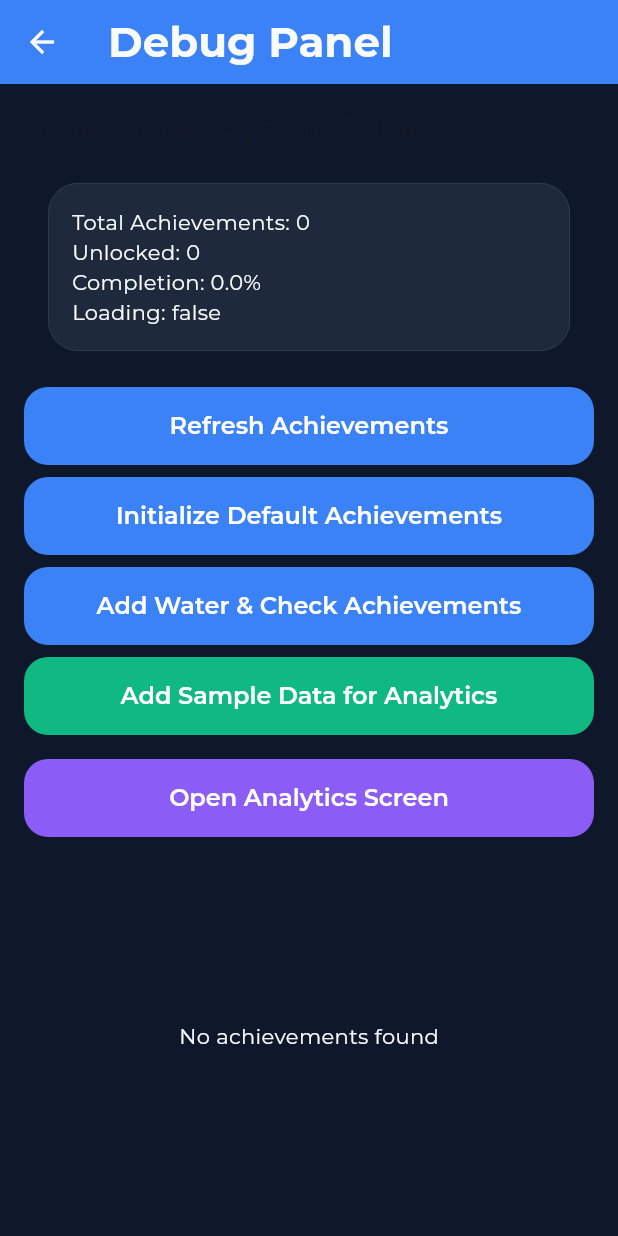
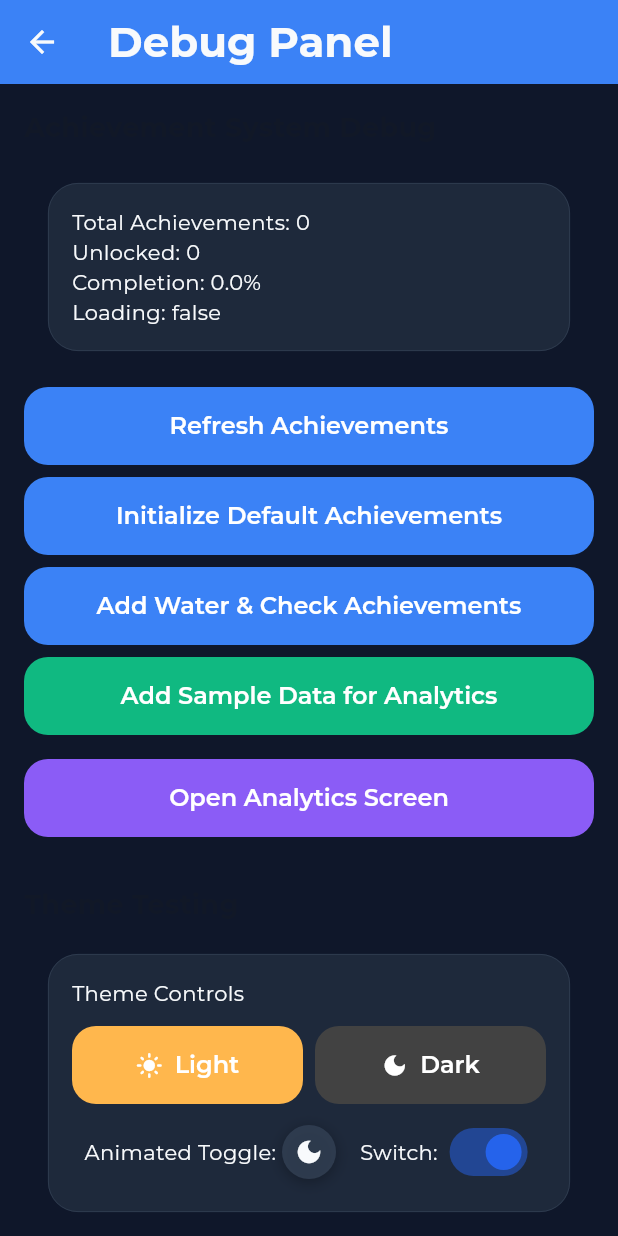
Before and after one commit to FatihHDR/hydrify, a Flutter app: the ProfileScreen screen opened directly, scrolled down 576 dp, after a tap on the "dark mode" icon, after a tap on the "bug report" icon, on a phone screen of 412 x 824 dp. Run offline on Flutter 3.47's test engine with Material 3 defaults, Android fonts, the phone set to English and light mode, and no system bars; our stand-ins replace firebase_auth, firebase_core, fl_chart, flutter_local_notifications, google_fonts, google_sign_in and 4 more; accounts and stored records are empty.

Commit message:
feat(theme): Implement animated theme toggle and enhance theme management in UI

```diff
--- a/lib/main.dart
+++ b/lib/main.dart
@@ -41,16 +41,20 @@ class HydrifyApp extends StatelessWidget {
         ChangeNotifierProvider(create: (_) => HistoryViewModel()),
         ChangeNotifierProvider(create: (_) => AchievementViewModel()),
         ChangeNotifierProvider(create: (_) => AnalyticsViewModel()),
-      ],
-      child: Consumer<ThemeManager>(
+      ],      child: Consumer<ThemeManager>(
         builder: (context, themeManager, child) {
-          return MaterialApp(
+          return AnimatedTheme(
+            data: themeManager.isDarkMode ? AppTheme.darkTheme : AppTheme.lightTheme,
+            duration: const Duration(milliseconds: 500),
+            curve: Curves.easeInOut,
+            child: MaterialApp(
               title: 'Hydrify',
               theme: AppTheme.lightTheme,
               darkTheme: AppTheme.darkTheme,
               themeMode: themeManager.themeMode,
               home: const SplashScreen(),
               debugShowCheckedModeBanner: false,
+            ),
           );
         },
       ),
--- a/lib/utils/theme_manager.dart
+++ b/lib/utils/theme_manager.dart
@@ -4,10 +4,11 @@ import 'package:shared_preferences/shared_preferences.dart';
 class ThemeManager extends ChangeNotifier {
   static const String _themeKey = 'theme_mode';
   ThemeMode _themeMode = ThemeMode.light;
+  bool _isAnimating = false;
 
   ThemeMode get themeMode => _themeMode;
-
   bool get isDarkMode => _themeMode == ThemeMode.dark;
+  bool get isAnimating => _isAnimating;
 
   ThemeManager() {
     _loadTheme();
@@ -20,17 +21,34 @@ class ThemeManager extends ChangeNotifier {
     notifyListeners();
   }
 
-  void toggleTheme() async {
+  Future<void> toggleTheme() async {
+    _isAnimating = true;
+    notifyListeners();
+
+    // Add a small delay for smooth animation
+    await Future.delayed(const Duration(milliseconds: 100));
+
     _themeMode = _themeMode == ThemeMode.light ? ThemeMode.dark : ThemeMode.light;
     SharedPreferences prefs = await SharedPreferences.getInstance();
     await prefs.setBool(_themeKey, _themeMode == ThemeMode.dark);
+
+    _isAnimating = false;
     notifyListeners();
   }
 
-  void setTheme(ThemeMode themeMode) async {
+  Future<void> setTheme(ThemeMode themeMode) async {
+    if (_themeMode == themeMode) return;
+
+    _isAnimating = true;
+    notifyListeners();
+
+    await Future.delayed(const Duration(milliseconds: 100));
+
     _themeMode = themeMode;
     SharedPreferences prefs = await SharedPreferences.getInstance();
     await prefs.setBool(_themeKey, _themeMode == ThemeMode.dark);
+
+    _isAnimating = false;
     notifyListeners();
   }
 }
--- a/lib/views/debug_screen.dart
+++ b/lib/views/debug_screen.dart
@@ -4,6 +4,8 @@ import '../viewmodels/achievement_viewmodel.dart';
 import '../viewmodels/home_viewmodel.dart';
 import '../services/database_service.dart';
 import '../utils/app_theme.dart';
+import '../utils/theme_manager.dart';
+import '../widgets/theme_widgets.dart';
 import 'analytics_screen.dart';
 
 class DebugScreen extends StatelessWidget {
@@ -187,6 +189,92 @@ class DebugScreen extends StatelessWidget {
                 },
               ),
             ),
+
+            const SizedBox(height: 16),
+
+            // Theme Testing Section
+            const Text(
+              'Theme Testing',
+              style: TextStyle(
+                fontSize: 18,
+                fontWeight: FontWeight.bold,
+                color: AppColors.textPrimary,
+              ),
+            ),
+            const SizedBox(height: 12),
+
+            Card(
+              child: Padding(
+                padding: const EdgeInsets.all(16),
+                child: Column(
+                  crossAxisAlignment: CrossAxisAlignment.start,
+                  children: [
+                    const Text('Theme Controls'),
+                    const SizedBox(height: 12),
+                    Row(
+                      children: [
+                        Expanded(
+                          child: ElevatedButton.icon(
+                            onPressed: () async {
+                              final themeManager = Provider.of<ThemeManager>(context, listen: false);
+                              await themeManager.setTheme(ThemeMode.light);
+                              ScaffoldMessenger.of(context).showSnackBar(
+                                const SnackBar(content: Text('Switched to Light Mode')),
+                              );
+                            },
+                            icon: const Icon(Icons.light_mode),
+                            label: const Text('Light'),
+                            style: ElevatedButton.styleFrom(
+                              backgroundColor: Colors.orange[300],
+                              foregroundColor: Colors.white,
+                            ),
+                          ),
+                        ),
+                        const SizedBox(width: 8),
+                        Expanded(
+                          child: ElevatedButton.icon(
+                            onPressed: () async {
+                              final themeManager = Provider.of<ThemeManager>(context, listen: false);
+                              await themeManager.setTheme(ThemeMode.dark);
+                              ScaffoldMessenger.of(context).showSnackBar(
+                                const SnackBar(content: Text('Switched to Dark Mode')),
+                              );
+                            },
+                            icon: const Icon(Icons.dark_mode),
+                            label: const Text('Dark'),
+                            style: ElevatedButton.styleFrom(
+                              backgroundColor: Colors.grey[800],
+                              foregroundColor: Colors.white,
+                            ),
+                          ),
+                        ),
+                      ],
+                    ),
+                    const SizedBox(height: 8),
+                    Row(
+                      mainAxisAlignment: MainAxisAlignment.center,
+                      children: [
+                        const Text('Animated Toggle: '),
+                        const AnimatedThemeToggle(size: 20),
+                        const SizedBox(width: 16),
+                        const Text('Switch: '),
+                        Consumer<ThemeManager>(
+                          builder: (context, themeManager, child) {
+                            return Switch.adaptive(
+                              value: themeManager.isDarkMode,
+                              onChanged: (_) => themeManager.toggleTheme(),
+                              activeColor: AppColors.primary,
+                            );
+                          },
+                        ),
+                      ],
+                    ),
+                  ],
+                ),
+              ),
+            ),
+
+            const SizedBox(height: 16),
           ],
         ),
       ),
--- a/lib/views/profile_screen.dart
+++ b/lib/views/profile_screen.dart
@@ -5,9 +5,9 @@ import '../viewmodels/auth_viewmodel.dart';
 import '../models/user_profile_model.dart';
 import '../utils/app_theme.dart';
 import '../utils/helpers.dart';
-import '../utils/theme_manager.dart';
 import '../widgets/common_widgets.dart';
 import '../widgets/gradient_background.dart';
+import '../widgets/theme_widgets.dart';
 import 'login_screen.dart';
 import 'debug_screen.dart';
 
@@ -62,21 +62,9 @@ class _ProfileScreenState extends State<ProfileScreen> {
           title: const Text('Profile'),
           backgroundColor: Colors.transparent,
           foregroundColor: Theme.of(context).textTheme.titleLarge?.color,
-          elevation: 0,actions: [
-          // Dark mode toggle button
-          Consumer<ThemeManager>(
-            builder: (context, themeManager, child) {
-              return IconButton(
-                icon: Icon(
-                  themeManager.isDarkMode ? Icons.light_mode : Icons.dark_mode,
-                ),
-                onPressed: () {
-                  themeManager.toggleTheme();
-                },
-                tooltip: themeManager.isDarkMode ? 'Light Mode' : 'Dark Mode',
-              );
-            },
-          ),
+          elevation: 0,        actions: [
+          // Animated theme toggle button
+          const ThemeToggleButton(),
           // Debug button
           IconButton(
             icon: const Icon(Icons.bug_report),
--- /dev/null
+++ b/lib/widgets/theme_widgets.dart
@@ -0,0 +1,256 @@
+import 'package:flutter/material.dart';
+import 'package:provider/provider.dart';
+import '../utils/theme_manager.dart';
+import '../utils/app_theme.dart';
+
+class AnimatedThemeToggle extends StatefulWidget {
+  final double size;
+  final Color? lightModeColor;
+  final Color? darkModeColor;
+  final VoidCallback? onToggle;
+
+  const AnimatedThemeToggle({
+    super.key,
+    this.size = 24.0,
+    this.lightModeColor,
+    this.darkModeColor,
+    this.onToggle,
+  });
+
+  @override
+  State<AnimatedThemeToggle> createState() => _AnimatedThemeToggleState();
+}
+
+class _AnimatedThemeToggleState extends State<AnimatedThemeToggle>
+    with TickerProviderStateMixin {
+  late AnimationController _rotationController;
+  late AnimationController _scaleController;
+  late Animation<double> _rotationAnimation;
+  late Animation<double> _scaleAnimation;
+
+  @override
+  void initState() {
+    super.initState();
+    _rotationController = AnimationController(
+      duration: const Duration(milliseconds: 600),
+      vsync: this,
+    );
+    _scaleController = AnimationController(
+      duration: const Duration(milliseconds: 200),
+      vsync: this,
+    );
+
+    _rotationAnimation = Tween<double>(
+      begin: 0.0,
+      end: 1.0,
+    ).animate(CurvedAnimation(
+      parent: _rotationController,
+      curve: Curves.elasticOut,
+    ));
+
+    _scaleAnimation = Tween<double>(
+      begin: 1.0,
+      end: 0.8,
+    ).animate(CurvedAnimation(
+      parent: _scaleController,
+      curve: Curves.easeInOut,
+    ));
+  }
+
+  @override
+  void dispose() {
+    _rotationController.dispose();
+    _scaleController.dispose();
+    super.dispose();
+  }
+
+  void _handleToggle(ThemeManager themeManager) async {
+    // Scale down animation
+    await _scaleController.forward();
+
+    // Rotate animation
+    _rotationController.forward().then((_) {
+      _rotationController.reset();
+    });
+
+    // Toggle theme
+    await themeManager.toggleTheme();
+
+    // Scale back up
+    _scaleController.reverse();
+
+    widget.onToggle?.call();
+  }
+
+  @override
+  Widget build(BuildContext context) {
+    return Consumer<ThemeManager>(
+      builder: (context, themeManager, child) {
+        final isDarkMode = themeManager.isDarkMode;
+
+        return GestureDetector(
+          onTap: () => _handleToggle(themeManager),
+          child: AnimatedBuilder(
+            animation: Listenable.merge([_rotationAnimation, _scaleAnimation]),
+            builder: (context, child) {
+              return Transform.scale(
+                scale: _scaleAnimation.value,
+                child: Transform.rotate(
+                  angle: _rotationAnimation.value * 2 * 3.14159,
+                  child: AnimatedContainer(
+                    duration: const Duration(milliseconds: 300),
+                    width: widget.size + 16,
+                    height: widget.size + 16,
+                    decoration: BoxDecoration(
+                      borderRadius: BorderRadius.circular((widget.size + 16) / 2),
+                      color: isDarkMode
+                          ? AppColors.surfaceVariantDark.withOpacity(0.8)
+                          : AppColors.surfaceVariant.withOpacity(0.8),
+                      boxShadow: [
+                        BoxShadow(
+                          color: isDarkMode
+                              ? Colors.black.withOpacity(0.3)
+                              : Colors.grey.withOpacity(0.2),
+                          blurRadius: 8,
+                          offset: const Offset(0, 2),
+                        ),
+                      ],
+                    ),
+                    child: Center(
+                      child: AnimatedSwitcher(
+                        duration: const Duration(milliseconds: 300),
+                        transitionBuilder: (child, animation) {
+                          return RotationTransition(
+                            turns: animation,
+                            child: FadeTransition(
+                              opacity: animation,
+                              child: child,
+                            ),
+                          );
+                        },
+                        child: Icon(
+                          isDarkMode ? Icons.dark_mode : Icons.light_mode,
+                          key: ValueKey(isDarkMode),
+                          size: widget.size,
+                          color: isDarkMode
+                              ? (widget.darkModeColor ?? AppColors.textPrimaryDark)
+                              : (widget.lightModeColor ?? AppColors.textPrimary),
+                        ),
+                      ),
+                    ),
+                  ),
+                ),
+              );
+            },
+          ),
+        );
+      },
+    );
+  }
+}
+
+class ThemeToggleButton extends StatelessWidget {
+  final String? tooltip;
+  final VoidCallback? onPressed;
+
+  const ThemeToggleButton({
+    super.key,
+    this.tooltip,
+    this.onPressed,
+  });
+
+  @override
+  Widget build(BuildContext context) {
+    return Consumer<ThemeManager>(
+      builder: (context, themeManager, child) {
+        return IconButton(
+          tooltip: tooltip ?? (themeManager.isDarkMode ? 'Switch to Light Mode' : 'Switch to Dark Mode'),
+          onPressed: () {
+            themeManager.toggleTheme();
+            onPressed?.call();
+          },
+          icon: AnimatedSwitcher(
+            duration: const Duration(milliseconds: 300),
+            transitionBuilder: (child, animation) {
+              return RotationTransition(
+                turns: animation,
+                child: ScaleTransition(
+                  scale: animation,
+                  child: child,
+                ),
+              );
+            },
+            child: Icon(
+              themeManager.isDarkMode ? Icons.light_mode : Icons.dark_mode,
+              key: ValueKey(themeManager.isDarkMode),
+              color: themeManager.isDarkMode
+                  ? AppColors.textPrimaryDark
+                  : AppColors.textPrimary,
+            ),
+          ),
+        );
+      },
+    );
+  }
+}
+
+class ThemeToggleSwitch extends StatelessWidget {
+  final double scale;
+  final Color? activeColor;
+  final Color? inactiveColor;
+
+  const ThemeToggleSwitch({
+    super.key,
+    this.scale = 1.0,
+    this.activeColor,
+    this.inactiveColor,
+  });
+
+  @override
+  Widget build(BuildContext context) {
+    return Consumer<ThemeManager>(
+      builder: (context, themeManager, child) {
+        return Transform.scale(
+          scale: scale,
+          child: Switch.adaptive(
+            value: themeManager.isDarkMode,
+            onChanged: (_) => themeManager.toggleTheme(),
+            activeColor: activeColor ?? AppColors.primary,
+            inactiveThumbColor: inactiveColor ?? AppColors.textSecondary,
+            activeTrackColor: (activeColor ?? AppColors.primary).withOpacity(0.3),
+            inactiveTrackColor: (inactiveColor ?? AppColors.textSecondary).withOpacity(0.3),
+          ),
+        );
+      },
+    );
+  }
+}
+
+class AnimatedThemeContainer extends StatelessWidget {
+  final Widget child;
+  final Duration duration;
+  final Curve curve;
+
+  const AnimatedThemeContainer({
+    super.key,
+    required this.child,
+    this.duration = const Duration(milliseconds: 300),
+    this.curve = Curves.easeInOut,
+  });
+
+  @override
+  Widget build(BuildContext context) {
+    return Consumer<ThemeManager>(
+      builder: (context, themeManager, child) {
+        return AnimatedContainer(
+          duration: duration,
+          curve: curve,
+          decoration: BoxDecoration(
+            color: Theme.of(context).scaffoldBackgroundColor,
+          ),
+          child: this.child,
+        );
+      },
+    );
+  }
+}
```
Lines whose indentation alone changed are shown as unchanged.
